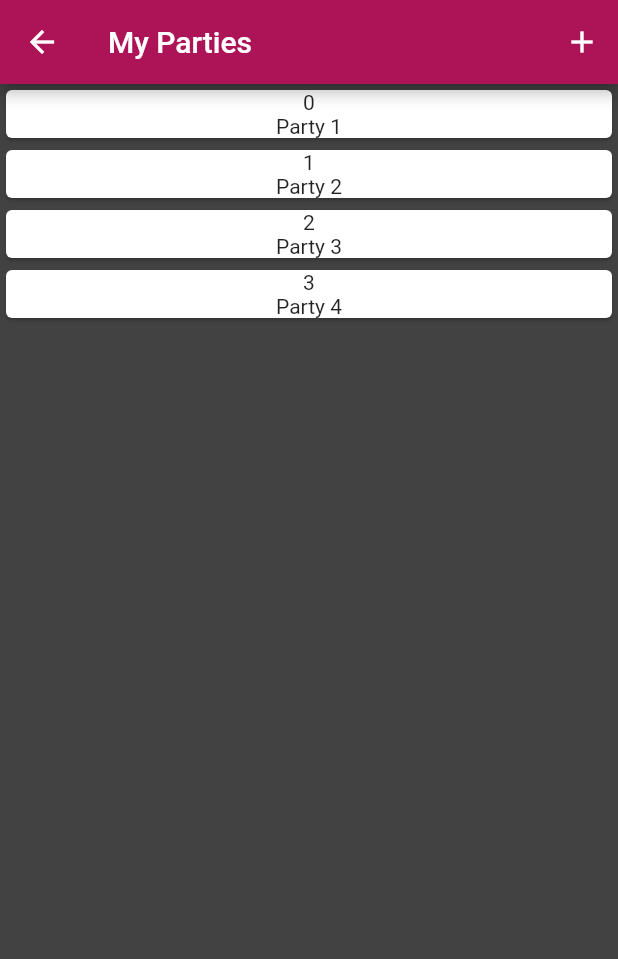
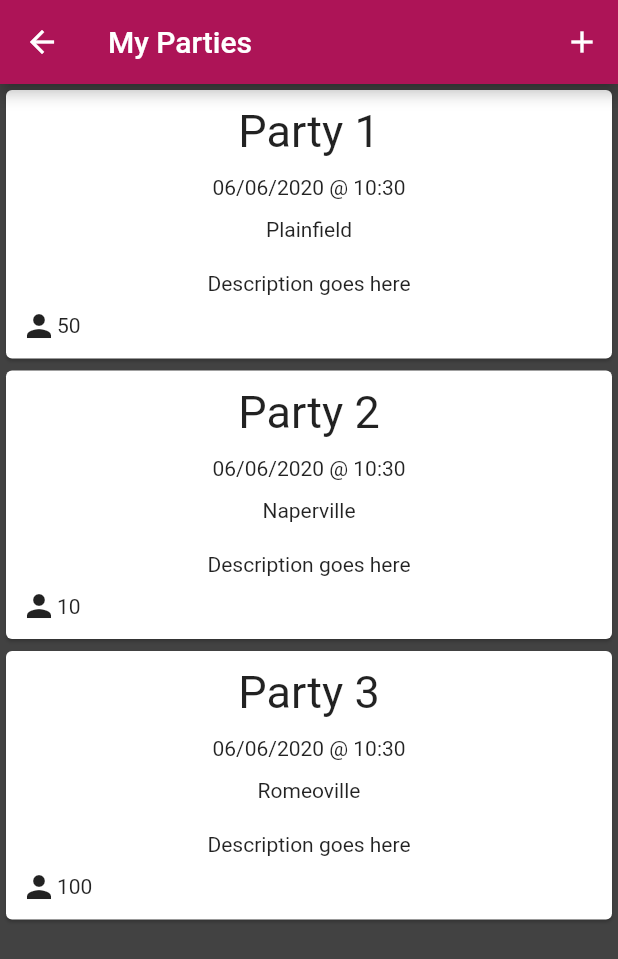
Before and after one commit to MSchmaud/party-app, a Flutter app: the PartyList screen opened directly, on a phone screen of 412 x 824 dp. Shown: the top 959 px of the screen. Run offline on Flutter 3.47's test engine with Material 2 defaults, Android fonts, the phone set to English and light mode, and no system bars; our stand-ins replace firebase_auth; missing offline and left inert: flutter_auth_buttons; accounts and stored records are empty.

Commit message:
working card templates

```diff
--- /dev/null
+++ b/lib/models/party.dart
@@ -0,0 +1,10 @@
+// Model for the party data fields
+class Party {
+  final String title;
+  final DateTime date;
+  final String location;
+  final int population;
+  final String description;
+
+  Party(this.title, this.date, this.location, this.population, this.description);
+}
--- a/lib/views/acc_page.dart
+++ b/lib/views/acc_page.dart
@@ -1,7 +1,10 @@
 import 'package:flutter/material.dart';
 import 'package:partyApp/services/auth_service.dart';
 import 'package:partyApp/widgets/provider.dart';
+import 'package:partyApp/models/party.dart';
+import 'package:intl/intl.dart';
 
+// Account page ======================================================================
 class AccountPage extends StatelessWidget {
   @override
   Widget build(BuildContext ctxt){
@@ -37,7 +40,7 @@ class AccountPage extends StatelessWidget {
           child: Column(
             children: <Widget>[
 
-              // DO ALL ACCOUNT STUFF HERE
+              // DO ALL ACCOUNT STUFF HERE //////////////////////////////////
 
               RaisedButton(
                 color: Theme.of(ctxt).primaryColor,
@@ -57,11 +60,13 @@ class AccountPage extends StatelessWidget {
   }
 }
 
-// PAGE FOR THE PARTY LIST ROUTE
+// PAGE FOR THE PARTY LIST ROUTE ===========================================================================
 class PartyList extends StatelessWidget {
 
-  final List<String> partiesList = [
-    "Party 1", "Party 2", "Party 3", "Party 4"
+  final List<Party> partiesList = [
+    Party("Party 1", DateTime.now(), "Plainfield", 50, "Description goes here"),
+    Party("Party 2", DateTime.now(), "Naperville", 10, "Description goes here"),
+    Party("Party 3", DateTime.now(), "Romeoville", 100, "Description goes here"),
   ];
 
   @override
@@ -78,7 +83,7 @@ class PartyList extends StatelessWidget {
             icon: Icon(Icons.add),
             tooltip: 'Go Back',
             onPressed: () {
-              // ADD A NEW CARD
+              // ADD A NEW CARD ///////////////////////////////////
             },
           ),
         ]
@@ -90,21 +95,48 @@ class PartyList extends StatelessWidget {
         child: SafeArea(
           child: new ListView.builder(
             itemCount: partiesList.length,
-            itemBuilder: (BuildContext ctxt, int index) {
-              return Container(
-                child: Card(
-                  child: Column(
-                    children: <Widget>[
-                      Text(index.toString()),
-                      Text(partiesList[index]),
-                    ],
-                  )
-                ),
-              );
-            }
+            itemBuilder: (BuildContext ctxt, int index) => buildPartyCard(ctxt, index),
           ),
         ),
       ),
     );
   }
+
+  // Widget for the physical card ---------------------------------------------
+  Widget buildPartyCard(BuildContext ctxt, int index) {
+    final party = partiesList[index];
+    return Container(
+      child: Card(
+        child: Padding(
+          padding: const EdgeInsets.all(10.0),
+          child: Column(
+            children: <Widget>[
+              Text(party.title, style: TextStyle(fontSize: 30.0)),
+              Padding(
+                padding: EdgeInsets.only(top: 12.0, bottom: 6.0),
+                child: Text("${DateFormat('dd/MM/yyyy').format(party.date)} @ ${DateFormat('hh:mm').format(party.date)}"),
+              ),
+              Padding(
+                padding: EdgeInsets.only(top: 6.0, bottom: 12.0),
+                child: Text(party.location),
+              ),
+
+
+              Padding(
+                padding: EdgeInsets.all(8.0),
+                child: Text(party.description),
+              ),
+
+              Row(
+                children: <Widget>[
+                  Icon(Icons.person),
+                  Text(party.population.toString()),
+                ],
+              ),
+            ],
+          ),
+        )
+      ),
+    );
+  }
 }
```
